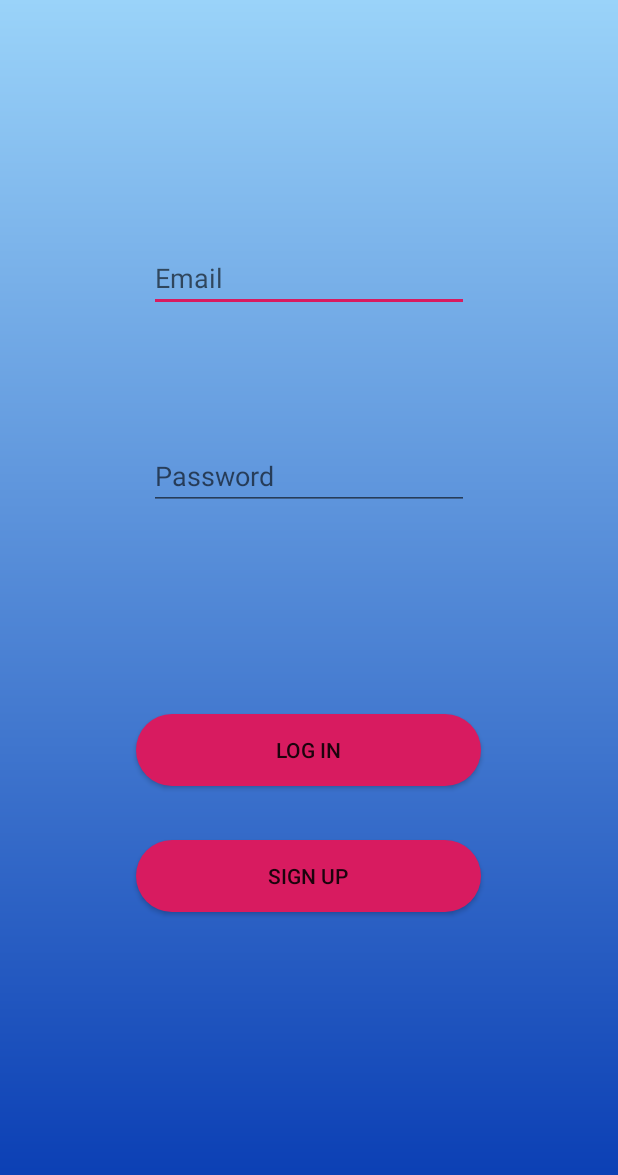
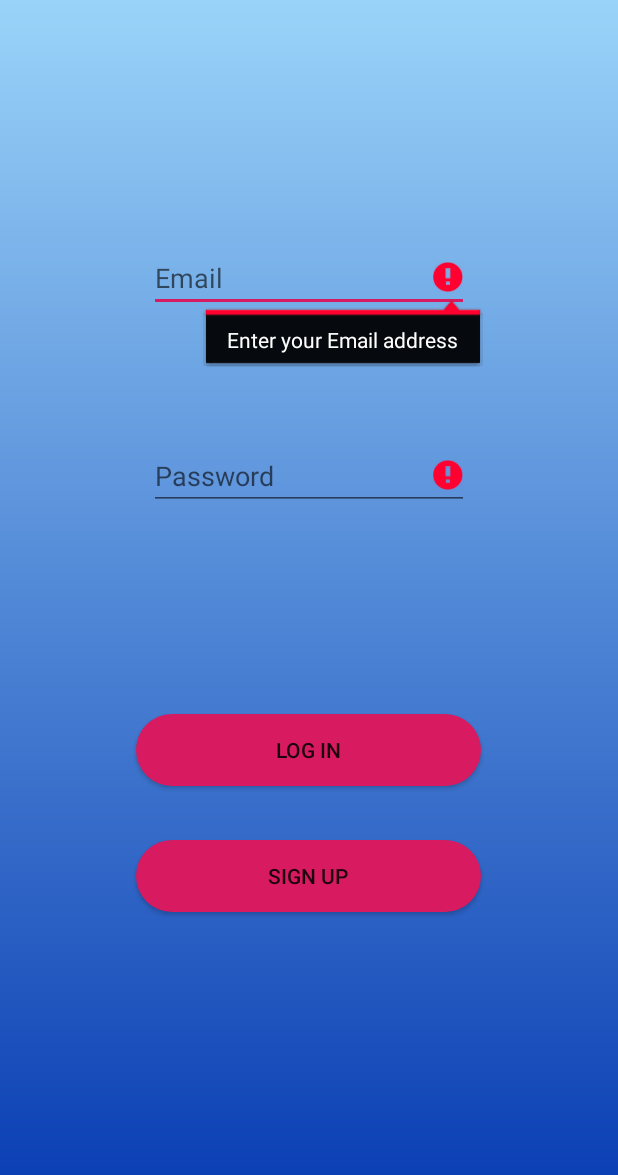
Before and after one commit to collegeconnect/CollegeConnect, an Android app: the screen it shows after launch (MainActivity), after a tap on "LOG IN", on a phone screen of 412 x 824 dp. Shown: the top 1175 px of the screen. Run offline under Robolectric (Android 15) with nearby library versions, the phone set to English and light mode, and no system bars; our stand-ins replace Firebase (no records; nobody signed in at launch, a user with empty details on screens opened directly).

Commit message:
Sign Up activity xml update

```diff
--- a/app/src/main/java/com/bvcoe/bvpconnect/MainActivity.java
+++ b/app/src/main/java/com/bvcoe/bvpconnect/MainActivity.java
@@ -53,9 +53,17 @@ public class MainActivity extends AppCompatActivity {
         String Stremail = email.getText().toString();
         String Strpass= password.getText().toString();
 
-        if (Stremail.isEmpty()||Strpass.isEmpty())
-            Toast.makeText(MainActivity.this, "Fields Empty", Toast.LENGTH_SHORT).show();
+        if (Stremail.isEmpty() && Strpass.isEmpty()) {
+            email.setError("Enter your Email address");
+            password.setError("Enter a Valid password");
+        }
+        else if (Stremail.isEmpty())
+            email.setError("Enter your Email address");
+        else if(Strpass.isEmpty())
+            password.setError("Enter a valid password");
+//            Toast.makeText(MainActivity.this, "Fields Empty", Toast.LENGTH_SHORT).show();
         else {
+//            firebaseAuth.si
             firebaseAuth.signInWithEmailAndPassword(Stremail, Strpass).addOnCompleteListener(new OnCompleteListener<AuthResult>() {
                 @Override
                 public void onComplete(@NonNull Task<AuthResult> task) {
```
Also changed, not shown: app/src/main/java/com/bvcoe/bvpconnect/SignUp.java (+17 -4 lines).
